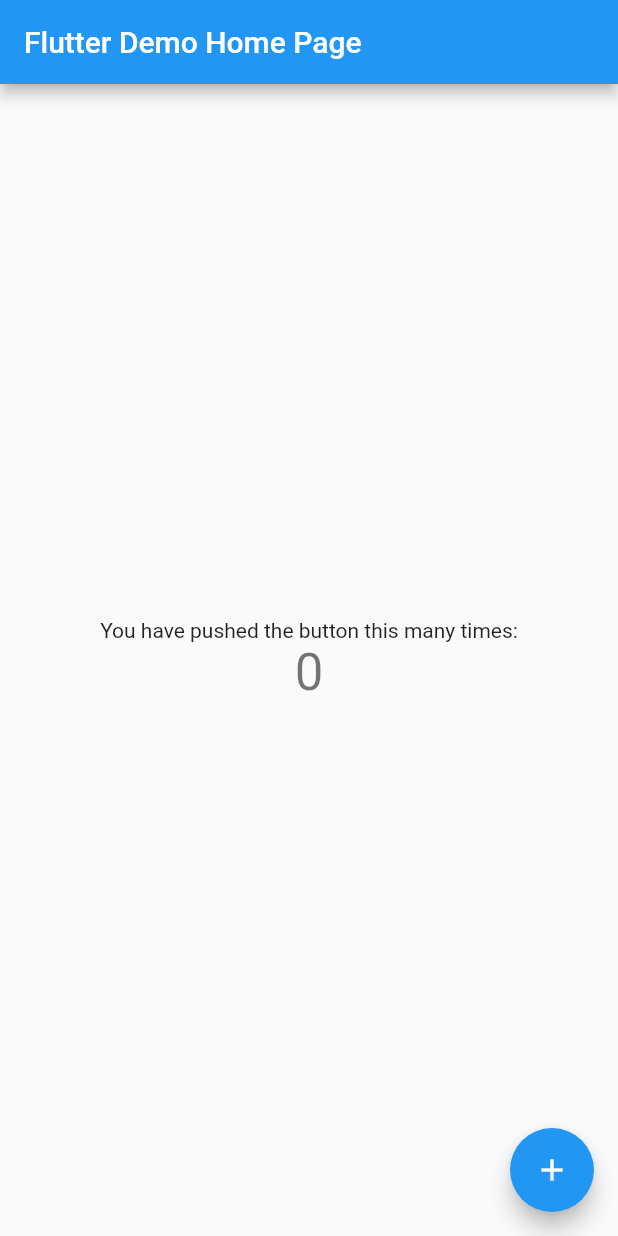
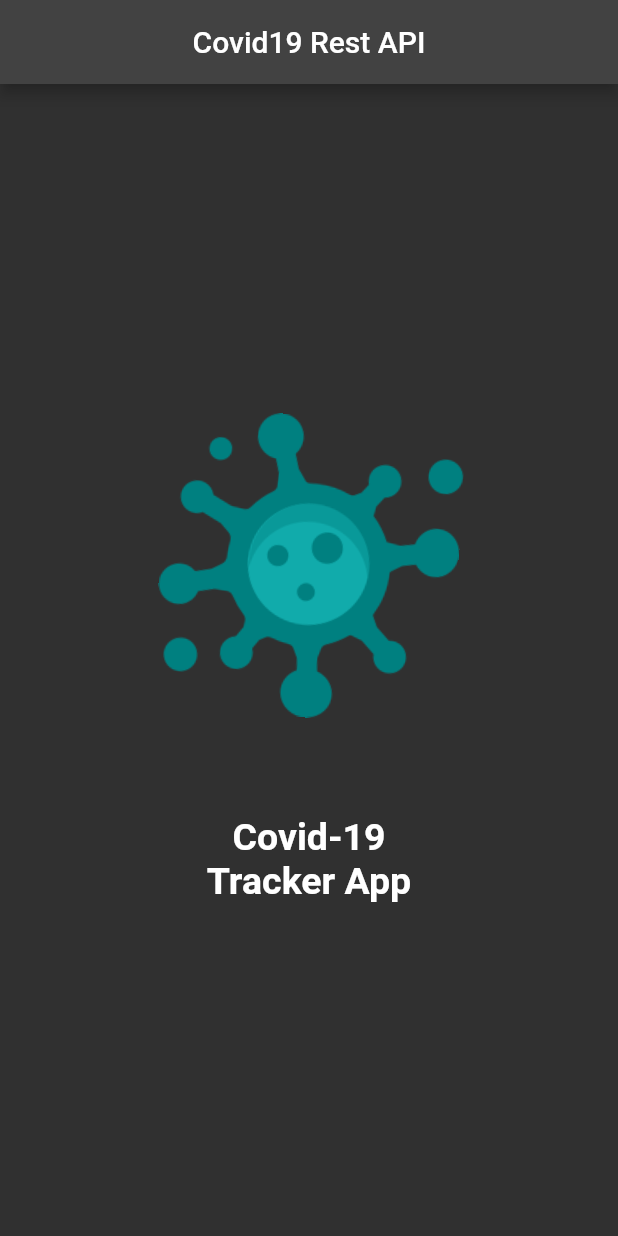
Before and after one commit to saumiknadan/flutter_covid19_STATS, a Flutter app: the first screen one second after launch, on a phone screen of 412 x 824 dp. Run offline on Flutter 3.47's test engine with Material 2 defaults, Android fonts, the phone set to English and light mode, and no system bars; missing offline and left inert: dart:ffi.

Commit message:
Splash Welcome Screen

```diff
--- /dev/null
+++ b/lib/View/splash_screen.dart
@@ -0,0 +1,77 @@
+import 'dart:async';
+import 'dart:ffi';
+import 'dart:math' as math;
+import 'package:covid_19_stat_flutter/View/world_stats.dart';
+import 'package:flutter/material.dart';
+
+class SplashScreen extends StatefulWidget {
+  const SplashScreen({Key? key}) : super(key: key);
+
+  @override
+  State<SplashScreen> createState() => _SplashScreenState();
+}
+
+class _SplashScreenState extends State<SplashScreen>
+    with TickerProviderStateMixin {
+  late final AnimationController _controller =
+      AnimationController(duration: const Duration(seconds: 3), vsync: this)
+        ..repeat();
+
+  @override
+  void initState() {
+    super.initState();
+
+    void dispose() {
+      super.dispose();
+    }
+
+    Timer(
+        const Duration(seconds: 5),
+        () => Navigator.push(context,
+            MaterialPageRoute(builder: (context) => WorldStatScreen())));
+  }
+
+  @override
+  Widget build(BuildContext context) {
+    return Scaffold(
+      appBar: AppBar(
+        centerTitle: true,
+        title: Text('Covid19 Rest API'),
+      ),
+      body: SafeArea(
+        child: Column(
+          mainAxisAlignment: MainAxisAlignment.center,
+          crossAxisAlignment: CrossAxisAlignment.center,
+          children: [
+            AnimatedBuilder(
+                animation: _controller,
+                child: Container(
+                  height: 200,
+                  width: 200,
+                  child: const Center(
+                    child: Image(image: AssetImage('images/virus.png')),
+                  ),
+                ),
+                builder: (BuildContext context, Widget? child) {
+                  return Transform.rotate(
+                    angle: _controller.value * 2.0 * math.pi,
+                    child: child,
+                  );
+                }),
+            SizedBox(
+              height: MediaQuery.of(context).size.height * 0.08,
+            ),
+            Align(
+              alignment: Alignment.center,
+              child: Text(
+                'Covid-19\nTracker App',
+                style: TextStyle(fontWeight: FontWeight.bold, fontSize: 25),
+                textAlign: TextAlign.center,
+              ),
+            )
+          ],
+        ),
+      ),
+    );
+  }
+}
--- /dev/null
+++ b/lib/View/world_stats.dart
@@ -0,0 +1,15 @@
+import 'package:flutter/material.dart';
+
+class WorldStatScreen extends StatefulWidget {
+  const WorldStatScreen({ Key? key }) : super(key: key);
+
+  @override
+  State<WorldStatScreen> createState() => _WorldStatScreenState();
+}
+
+class _WorldStatScreenState extends State<WorldStatScreen> {
+  @override
+  Widget build(BuildContext context) {
+    return const Placeholder();
+  }
+}
--- a/lib/main.dart
+++ b/lib/main.dart
@@ -1,4 +1,6 @@
+import 'package:covid_19_stat_flutter/View/splash_screen.dart';
 import 'package:flutter/material.dart';
+
 
 void main() {
   runApp(const MyApp());
@@ -12,104 +14,12 @@ class MyApp extends StatelessWidget {
   Widget build(BuildContext context) {
     return MaterialApp(
       title: 'Flutter Demo',
+      debugShowCheckedModeBanner: false,
       theme: ThemeData(
-        // This is the theme of your application.
-        //
-        // Try running your application with "flutter run". You'll see the
-        // application has a blue toolbar. Then, without quitting the app, try
-        // changing the primarySwatch below to Colors.green and then invoke
-        // "hot reload" (press "r" in the console where you ran "flutter run",
-        // or simply save your changes to "hot reload" in a Flutter IDE).
-        // Notice that the counter didn't reset back to zero; the application
-        // is not restarted.
+        brightness: Brightness.dark,
         primarySwatch: Colors.blue,
       ),
-      home: const MyHomePage(title: 'Flutter Demo Home Page'),
+      home: const SplashScreen(),
     );
   }
 }
-
-class MyHomePage extends StatefulWidget {
-  const MyHomePage({Key? key, required this.title}) : super(key: key);
-
-  // This widget is the home page of your application. It is stateful, meaning
-  // that it has a State object (defined below) that contains fields that affect
-  // how it looks.
-
-  // This class is the configuration for the state. It holds the values (in this
-  // case the title) provided by the parent (in this case the App widget) and
-  // used by the build method of the State. Fields in a Widget subclass are
-  // always marked "final".
-
-  final String title;
-
-  @override
-  State<MyHomePage> createState() => _MyHomePageState();
-}
-
-class _MyHomePageState extends State<MyHomePage> {
-  int _counter = 0;
-
-  void _incrementCounter() {
-    setState(() {
-      // This call to setState tells the Flutter framework that something has
-      // changed in this State, which causes it to rerun the build method below
-      // so that the display can reflect the updated values. If we changed
-      // _counter without calling setState(), then the build method would not be
-      // called again, and so nothing would appear to happen.
-      _counter++;
-    });
-  }
-
-  @override
-  Widget build(BuildContext context) {
-    // This method is rerun every time setState is called, for instance as done
-    // by the _incrementCounter method above.
-    //
-    // The Flutter framework has been optimized to make rerunning build methods
-    // fast, so that you can just rebuild anything that needs updating rather
-    // than having to individually change instances of widgets.
-    return Scaffold(
-      appBar: AppBar(
-        // Here we take the value from the MyHomePage object that was created by
-        // the App.build method, and use it to set our appbar title.
-        title: Text(widget.title),
-      ),
-      body: Center(
-        // Center is a layout widget. It takes a single child and positions it
-        // in the middle of the parent.
-        child: Column(
-          // Column is also a layout widget. It takes a list of children and
-          // arranges them vertically. By default, it sizes itself to fit its
-          // children horizontally, and tries to be as tall as its parent.
-          //
-          // Invoke "debug painting" (press "p" in the console, choose the
-          // "Toggle Debug Paint" action from the Flutter Inspector in Android
-          // Studio, or the "Toggle Debug Paint" command in Visual Studio Code)
-          // to see the wireframe for each widget.
-          //
-          // Column has various properties to control how it sizes itself and
-          // how it positions its children. Here we use mainAxisAlignment to
-          // center the children vertically; the main axis here is the vertical
-          // axis because Columns are vertical (the cross axis would be
-          // horizontal).
-          mainAxisAlignment: MainAxisAlignment.center,
-          children: <Widget>[
-            const Text(
-              'You have pushed the button this many times:',
-            ),
-            Text(
-              '$_counter',
-              style: Theme.of(context).textTheme.headline4,
-            ),
-          ],
-        ),
-      ),
-      floatingActionButton: FloatingActionButton(
-        onPressed: _incrementCounter,
-        tooltip: 'Increment',
-        child: const Icon(Icons.add),
-      ), // This trailing comma makes auto-formatting nicer for build methods.
-    );
-  }
-}
```
Also changed, not shown: pubspec.yaml (+7 -1 lines), images/virus.png (added), pubspec.lock.
